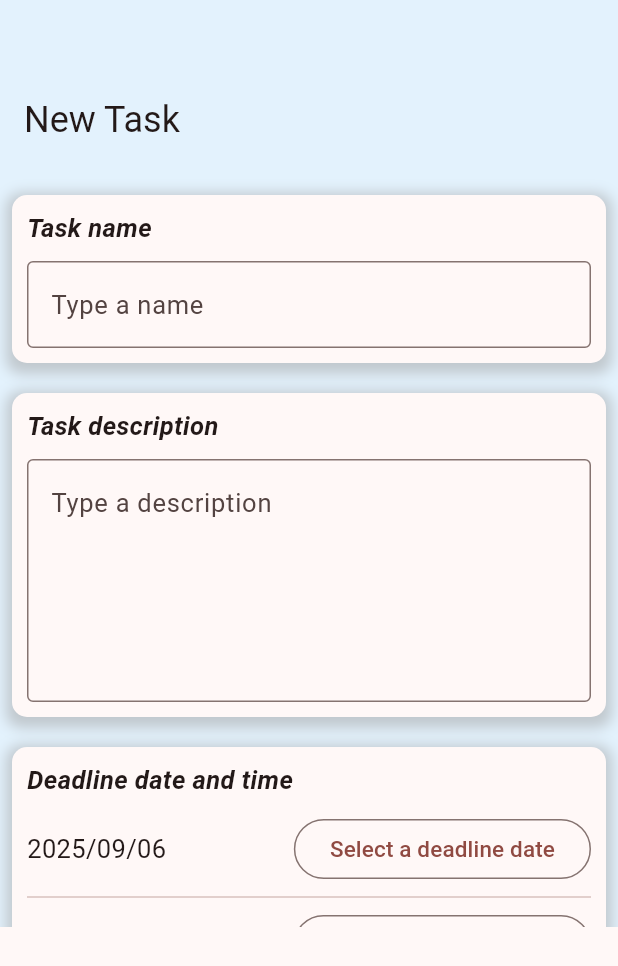
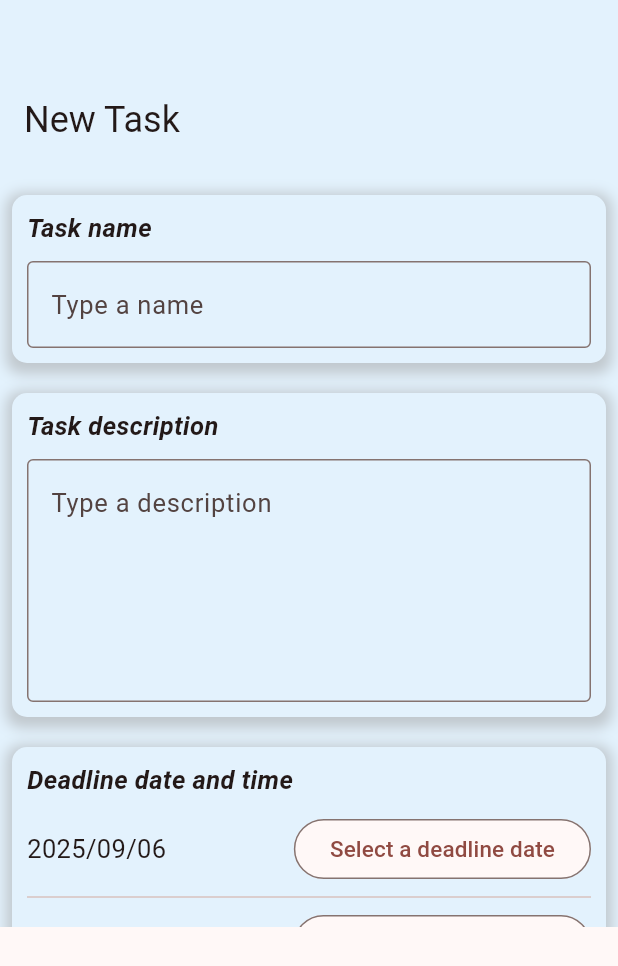
Before and after one commit to aliosmansahin/flutter-todolist, a Flutter app: the AddEditTask widget shown alone on an empty page, opened directly, on a phone screen of 412 x 824 dp. Shown: the top 966 px of the screen. Run offline on Flutter 3.47's test engine with Material 3 defaults, Android fonts, the phone set to English and light mode, and no system bars; our stand-ins replace drift, flutter_local_notifications, flutter_timezone, timezone; missing offline and left inert: android_intent_plus, dart:ffi; accounts and stored records are empty; generated files the repository leaves out were written again.

Commit message:
changed color of shadowedfields and  date/time buttons
Signed-off-by: aliosmansahin <aliosmsahin01@gmail.com>

```diff
--- a/lib/addedittask.dart
+++ b/lib/addedittask.dart
@@ -186,6 +186,11 @@ class _AddEditTaskState extends State<AddEditTask> {
                                 style: TextStyle(fontSize: 17),
                               ),
                               OutlinedButton(
+                                style: OutlinedButton.styleFrom(
+                                  backgroundColor: Theme.of(
+                                    context,
+                                  ).canvasColor,
+                                ),
                                 onPressed: () async {
                                   final DateTime? date = await showDatePicker(
                                     context: context,
@@ -216,6 +221,11 @@ class _AddEditTaskState extends State<AddEditTask> {
                                 style: TextStyle(fontSize: 17),
                               ),
                               OutlinedButton(
+                                style: OutlinedButton.styleFrom(
+                                  backgroundColor: Theme.of(
+                                    context,
+                                  ).canvasColor,
+                                ),
                                 onPressed: () async {
                                   final TimeOfDay? timeOfDay =
                                       await showTimePicker(
--- a/lib/utils/shadowedfield.dart
+++ b/lib/utils/shadowedfield.dart
@@ -29,7 +29,7 @@ class _ShadowedFieldState extends State<ShadowedField> {
     return Container(
       margin: widget.margin,
       decoration: BoxDecoration(
-        color: Theme.of(context).canvasColor,
+        color: Theme.of(context).secondaryHeaderColor,
         boxShadow: [
           BoxShadow(
             color: Colors.grey.withValues(alpha: 0.5),
```
